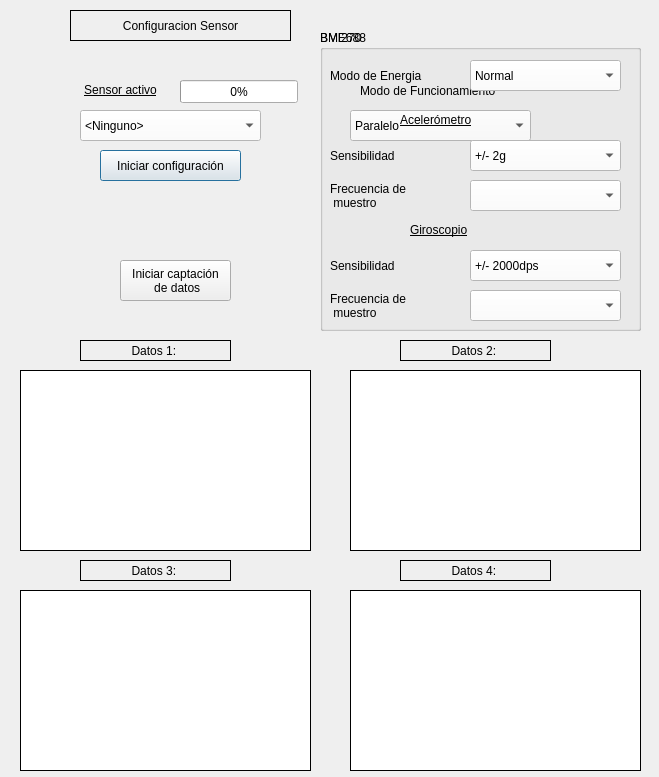
f-escarate/EmbebidosYSensores, file Tarea2/PyQt/xd.ui: the form before one commit.
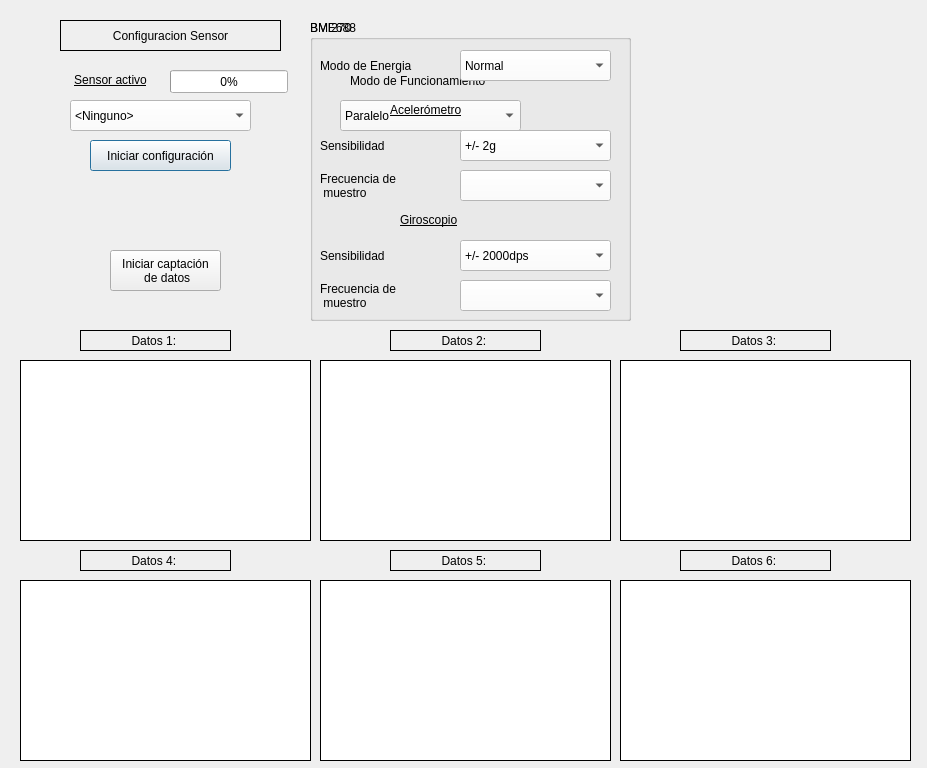
The form after the commit.

Commit message: Adding 2 graphics for BMI270

```diff
--- a/Tarea2/PyQt/xd.ui
+++ b/Tarea2/PyQt/xd.ui
@@ -6,8 +6,8 @@
    <rect>
     <x>0</x>
     <y>0</y>
-    <width>659</width>
-    <height>777</height>
+    <width>927</width>
+    <height>768</height>
    </rect>
   </property>
   <property name="windowTitle">
@@ -16,8 +16,8 @@
   <widget class="QLabel" name="label_30">
    <property name="geometry">
     <rect>
-     <x>70</x>
-     <y>80</y>
+     <x>60</x>
+     <y>70</y>
      <width>101</width>
      <height>21</height>
     </rect>
@@ -34,8 +34,8 @@
   <widget class="QProgressBar" name="progressBar">
    <property name="geometry">
     <rect>
-     <x>180</x>
-     <y>80</y>
+     <x>170</x>
+     <y>70</y>
      <width>118</width>
      <height>23</height>
     </rect>
@@ -47,8 +47,8 @@
   <widget class="QComboBox" name="selectSensor">
    <property name="geometry">
     <rect>
-     <x>80</x>
-     <y>110</y>
+     <x>70</x>
+     <y>100</y>
      <width>181</width>
      <height>31</height>
     </rect>
@@ -78,8 +78,8 @@
   <widget class="QLabel" name="Title">
    <property name="geometry">
     <rect>
-     <x>70</x>
-     <y>10</y>
+     <x>60</x>
+     <y>20</y>
      <width>221</width>
      <height>31</height>
     </rect>
@@ -101,7 +101,7 @@
    <property name="geometry">
     <rect>
      <x>20</x>
-     <y>370</y>
+     <y>360</y>
      <width>291</width>
      <height>181</height>
     </rect>
@@ -122,8 +122,8 @@
   <widget class="QGraphicsView" name="Plot2">
    <property name="geometry">
     <rect>
-     <x>350</x>
-     <y>370</y>
+     <x>320</x>
+     <y>360</y>
      <width>291</width>
      <height>181</height>
     </rect>
@@ -138,8 +138,8 @@
   <widget class="QGraphicsView" name="Plot3">
    <property name="geometry">
     <rect>
-     <x>20</x>
-     <y>590</y>
+     <x>620</x>
+     <y>360</y>
      <width>291</width>
      <height>181</height>
     </rect>
@@ -154,8 +154,8 @@
   <widget class="QGraphicsView" name="Plot4">
    <property name="geometry">
     <rect>
-     <x>350</x>
-     <y>590</y>
+     <x>20</x>
+     <y>580</y>
      <width>291</width>
      <height>181</height>
     </rect>
@@ -171,7 +171,7 @@
    <property name="geometry">
     <rect>
      <x>80</x>
-     <y>340</y>
+     <y>330</y>
      <width>151</width>
      <height>21</height>
     </rect>
@@ -192,8 +192,8 @@
   <widget class="QLabel" name="label_datos2">
    <property name="geometry">
     <rect>
-     <x>400</x>
-     <y>340</y>
+     <x>390</x>
+     <y>330</y>
      <width>151</width>
      <height>21</height>
     </rect>
@@ -214,8 +214,8 @@
   <widget class="QLabel" name="label_datos3">
    <property name="geometry">
     <rect>
-     <x>80</x>
-     <y>560</y>
+     <x>680</x>
+     <y>330</y>
      <width>151</width>
      <height>21</height>
     </rect>
@@ -236,8 +236,8 @@
   <widget class="QLabel" name="label_datos4">
    <property name="geometry">
     <rect>
-     <x>400</x>
-     <y>560</y>
+     <x>80</x>
+     <y>550</y>
      <width>151</width>
      <height>21</height>
     </rect>
@@ -258,8 +258,8 @@
   <widget class="QPushButton" name="initConfigButton">
    <property name="geometry">
     <rect>
-     <x>100</x>
-     <y>150</y>
+     <x>90</x>
+     <y>140</y>
      <width>141</width>
      <height>31</height>
     </rect>
@@ -271,8 +271,8 @@
   <widget class="QPushButton" name="readDataButton">
    <property name="geometry">
     <rect>
-     <x>120</x>
-     <y>260</y>
+     <x>110</x>
+     <y>250</y>
      <width>111</width>
      <height>41</height>
     </rect>
@@ -285,8 +285,8 @@
   <widget class="QGroupBox" name="BMI270Box">
    <property name="geometry">
     <rect>
-     <x>320</x>
-     <y>30</y>
+     <x>310</x>
+     <y>20</y>
      <width>321</width>
      <height>301</height>
     </rect>
@@ -559,8 +559,8 @@
    </property>
    <property name="geometry">
     <rect>
-     <x>320</x>
-     <y>30</y>
+     <x>310</x>
+     <y>20</y>
      <width>321</width>
      <height>301</height>
     </rect>
@@ -610,6 +610,88 @@
     </item>
    </widget>
   </widget>
+  <widget class="QGraphicsView" name="Plot6">
+   <property name="geometry">
+    <rect>
+     <x>620</x>
+     <y>580</y>
+     <width>291</width>
+     <height>181</height>
+    </rect>
+   </property>
+   <property name="frameShape">
+    <enum>QFrame::Box</enum>
+   </property>
+   <property name="frameShadow">
+    <enum>QFrame::Plain</enum>
+   </property>
+  </widget>
+  <widget class="QLabel" name="label_datos5">
+   <property name="geometry">
+    <rect>
+     <x>390</x>
+     <y>550</y>
+     <width>151</width>
+     <height>21</height>
+    </rect>
+   </property>
+   <property name="layoutDirection">
+    <enum>Qt::LeftToRight</enum>
+   </property>
+   <property name="frameShape">
+    <enum>QFrame::Box</enum>
+   </property>
+   <property name="text">
+    <string>Datos 5: &lt;Datos&gt;</string>
+   </property>
+   <property name="alignment">
+    <set>Qt::AlignCenter</set>
+   </property>
+  </widget>
+  <widget class="QLabel" name="label_datos6">
+   <property name="geometry">
+    <rect>
+     <x>680</x>
+     <y>550</y>
+     <width>151</width>
+     <height>21</height>
+    </rect>
+   </property>
+   <property name="layoutDirection">
+    <enum>Qt::LeftToRight</enum>
+   </property>
+   <property name="frameShape">
+    <enum>QFrame::Box</enum>
+   </property>
+   <property name="text">
+    <string>Datos 6: &lt;Datos&gt;</string>
+   </property>
+   <property name="alignment">
+    <set>Qt::AlignCenter</set>
+   </property>
+  </widget>
+  <widget class="QGraphicsView" name="Plot5">
+   <property name="geometry">
+    <rect>
+     <x>320</x>
+     <y>580</y>
+     <width>291</width>
+     <height>181</height>
+    </rect>
+   </property>
+   <property name="frameShape">
+    <enum>QFrame::Box</enum>
+   </property>
+   <property name="frameShadow">
+    <enum>QFrame::Plain</enum>
+   </property>
+   <property name="verticalScrollBarPolicy">
+    <enum>Qt::ScrollBarAsNeeded</enum>
+   </property>
+   <property name="horizontalScrollBarPolicy">
+    <enum>Qt::ScrollBarAsNeeded</enum>
+   </property>
+  </widget>
   <zorder>BME688Box</zorder>
   <zorder>BMI270Box</zorder>
   <zorder>label_30</zorder>
```
Left out of the diff: 4 changed lines with no effect on the pictures. The commit also changes 5 other files.
